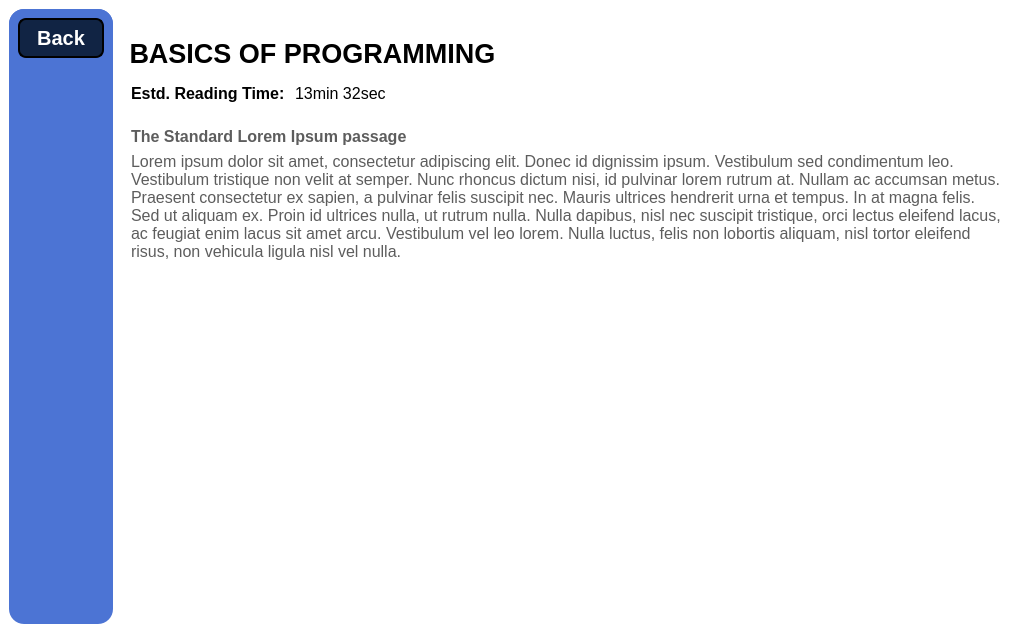
Above: xedu/ui/course_reading.ui from Project-K-Official/kavach-studyblu before the change. Below: the same form after it.
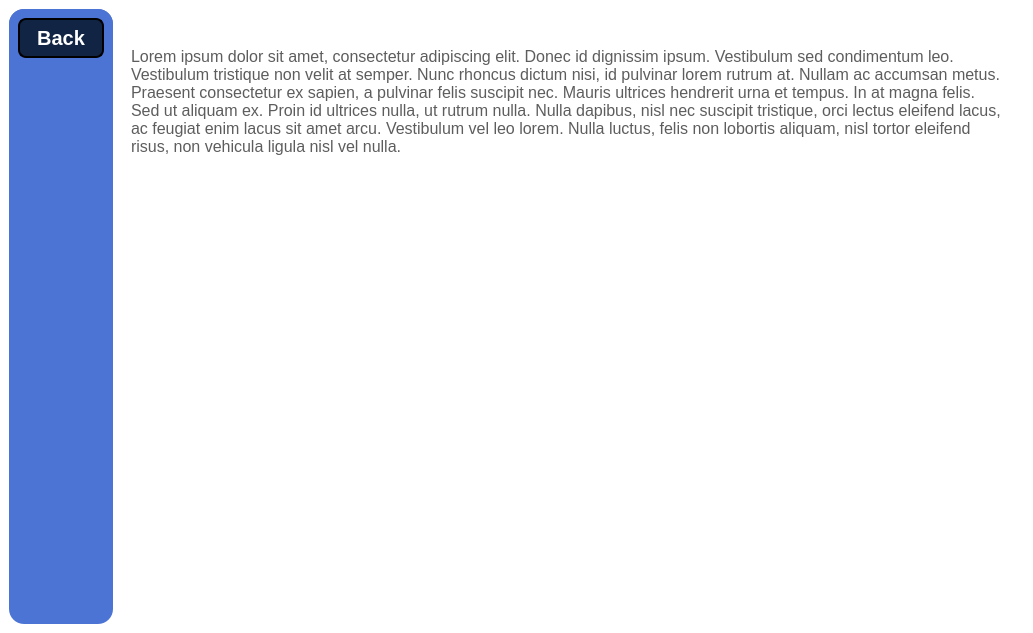
That is the form after the change.

What changed in the file:
```diff
--- a/xedu/ui/course_reading.ui
+++ b/xedu/ui/course_reading.ui
@@ -52,7 +52,7 @@
         <rect>
          <x>0</x>
          <y>0</y>
-         <width>770</width>
+         <width>915</width>
          <height>615</height>
         </rect>
        </property>
@@ -79,81 +79,6 @@
           </property>
          </spacer>
         </item>
-        <item>
-         <widget class="QLabel" name="Title">
-          <property name="sizePolicy">
-           <sizepolicy hsizetype="Maximum" vsizetype="Maximum">
-            <horstretch>0</horstretch>
-            <verstretch>0</verstretch>
-           </sizepolicy>
-          </property>
-          <property name="font">
-           <font>
-            <pointsize>20</pointsize>
-            <bold>true</bold>
-           </font>
-          </property>
-          <property name="text">
-           <string> BASICS OF PROGRAMMING</string>
-          </property>
-         </widget>
-        </item>
-        <item>
-         <widget class="QGroupBox" name="EstimatedTime">
-          <property name="sizePolicy">
-           <sizepolicy hsizetype="Maximum" vsizetype="Maximum">
-            <horstretch>0</horstretch>
-            <verstretch>0</verstretch>
-           </sizepolicy>
-          </property>
-          <property name="styleSheet">
-           <string notr="true">border: none;</string>
-          </property>
-          <property name="title">
-           <string/>
-          </property>
-          <layout class="QHBoxLayout" name="horizontalLayout">
-           <item>
-            <widget class="QLabel" name="EstimatedTimeHeading">
-             <property name="font">
-              <font>
-               <pointsize>12</pointsize>
-               <bold>true</bold>
-              </font>
-             </property>
-             <property name="text">
-              <string>Estd. Reading Time: </string>
-             </property>
-             <property name="alignment">
-              <set>Qt::AlignLeading|Qt::AlignLeft|Qt::AlignTop</set>
-             </property>
-            </widget>
-           </item>
-           <item>
-            <widget class="QLabel" name="EstimatedTimeTime">
-             <property name="sizePolicy">
-              <sizepolicy hsizetype="Preferred" vsizetype="Preferred">
-               <horstretch>0</horstretch>
-               <verstretch>0</verstretch>
-              </sizepolicy>
-             </property>
-             <property name="font">
-              <font>
-               <pointsize>12</pointsize>
-               <bold>false</bold>
-              </font>
-             </property>
-             <property name="text">
-              <string>13min 32sec</string>
-             </property>
-             <property name="alignment">
-              <set>Qt::AlignLeading|Qt::AlignLeft|Qt::AlignTop</set>
-             </property>
-            </widget>
-           </item>
-          </layout>
-         </widget>
-        </item>
         <item>
          <widget class="QScrollArea" name="scrollArea">
           <property name="sizePolicy">
@@ -176,8 +101,8 @@
             <rect>
              <x>0</x>
              <y>0</y>
-             <width>752</width>
-             <height>483</height>
+             <width>897</width>
+             <height>571</height>
             </rect>
            </property>
            <property name="sizePolicy">
@@ -187,34 +112,6 @@
             </sizepolicy>
            </property>
            <layout class="QVBoxLayout" name="verticalLayout_2">
-            <item>
-             <widget class="QLabel" name="SubHeding1">
-              <property name="sizePolicy">
-               <sizepolicy hsizetype="Preferred" vsizetype="Maximum">
-                <horstretch>0</horstretch>
-                <verstretch>0</verstretch>
-               </sizepolicy>
-              </property>
-              <property name="font">
-               <font>
-                <pointsize>12</pointsize>
-                <bold>true</bold>
-               </font>
-              </property>
-              <property name="styleSheet">
-               <string notr="true">color: rgb(93, 93, 93);</string>
-              </property>
-              <property name="text">
-               <string>The Standard Lorem Ipsum passage</string>
-              </property>
-              <property name="alignment">
-               <set>Qt::AlignLeading|Qt::AlignLeft|Qt::AlignTop</set>
-              </property>
-              <property name="wordWrap">
-               <bool>true</bool>
-              </property>
-             </widget>
-            </item>
             <item>
              <widget class="QLabel" name="Para1">
               <property name="sizePolicy">
```
Left out of the diff: 2 changed lines with no effect on the pictures.
